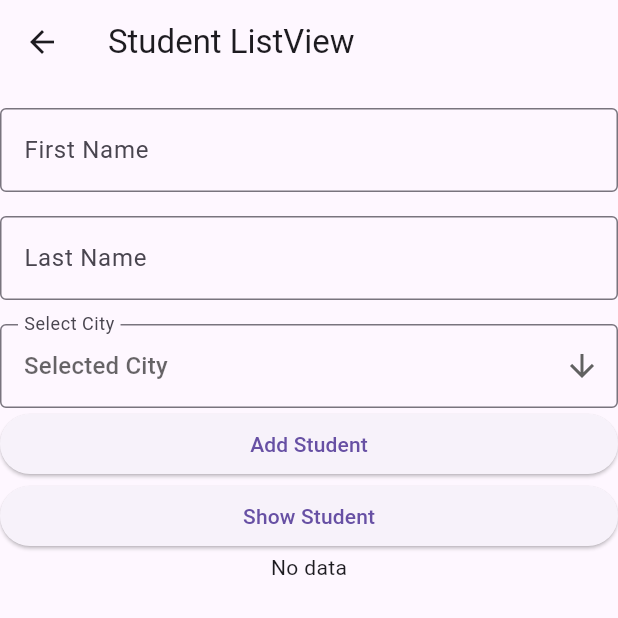
After one commit to Shinigami1593/Flutter_sem_5_classes, a Flutter app: the screen it shows after launch, after a tap on "Student View", on a phone screen of 412 x 824 dp, the top half of it. The commit adds this screen. Run offline on Flutter 3.47's test engine with Material 3 defaults, Android fonts, the light colour scheme and no system bars; our stand-ins replace dartz.

Commit message:
Card and Scroll view

```diff
--- a/Flutter/flutter_project_class/lib/app.dart
+++ b/Flutter/flutter_project_class/lib/app.dart
@@ -1,5 +1,6 @@
 import 'package:flutter/material.dart';
 import 'package:flutter_project_class/view/add.dart';
+import 'package:flutter_project_class/view/card_view.dart';
 import 'package:flutter_project_class/view/circle.dart';
 import 'package:flutter_project_class/view/column_view.dart';
 import 'package:flutter_project_class/view/column_view_2.dart';
@@ -10,6 +11,8 @@ import 'package:flutter_project_class/view/interest.dart';
 import 'package:flutter_project_class/view/load_image_view.dart';
 import 'package:flutter_project_class/view/media_query_view.dart';
 import 'package:flutter_project_class/view/palindrome.dart';
+import 'package:flutter_project_class/view/rows_and_column_view.dart';
+import 'package:flutter_project_class/view/student%20_view.dart';
 
 class App extends StatelessWidget {
   const App({super.key});
@@ -30,6 +33,9 @@ class App extends StatelessWidget {
         '/loadimage' : (context) => LoadImageView(),
         '/media' : (context) => MediaQueryView(),
         '/flexible' : (context) => FlexibleExpandedView(),
+        '/rowsandcolumn' : (context) => RowsAndColumnView(),
+        '/student' : (context) => StudentView(),
+        '/card' : (context) => CardView(),
       },
     );
   }
--- /dev/null
+++ b/Flutter/flutter_project_class/lib/model/student_model.dart
@@ -0,0 +1,14 @@
+class StudentModel {
+  final String fname;
+  final String lname;
+  final String city;
+
+  StudentModel({
+    required this.fname,
+    required this.lname,
+    required this.city,
+  });
+}
+
+
+//
--- a/Flutter/flutter_project_class/lib/view/first_view.dart
+++ b/Flutter/flutter_project_class/lib/view/first_view.dart
@@ -55,6 +55,18 @@ class _FirstViewState extends State<FirstView> {
             onPressed: () => Navigator.pushNamed(context, '/flexible'),
             child: const Text("Flexible view"),
           ),
+          ElevatedButton(
+            onPressed: () => Navigator.pushNamed(context, '/rowsandcolumn'),
+            child: const Text("Rowss and column view"),
+          ),
+          ElevatedButton(
+            onPressed: () => Navigator.pushNamed(context, '/student'),
+            child: const Text("Student View"),
+          ),
+          ElevatedButton(
+            onPressed: () => Navigator.pushNamed(context, '/card'),
+            child: const Text("Card View"),
+          ),
           const SizedBox(height: 100),
 
           // Bottom row with icons and labels
--- /dev/null
+++ b/Flutter/flutter_project_class/lib/view/student _view.dart
@@ -0,0 +1,137 @@
+import 'package:flutter/material.dart';
+import 'package:flutter_project_class/app.dart';
+import 'package:flutter_project_class/model/student_model.dart';
+
+class StudentView extends StatefulWidget {
+  const StudentView({super.key});
+
+  @override
+  State<StudentView> createState() => _StudentViewState();
+}
+
+class _StudentViewState extends State<StudentView> {
+
+String? city;
+final items = [
+  const DropdownMenuItem(
+    value: 'Kathmandu',
+    child: Text("Kathmandu"),
+  ),
+  const DropdownMenuItem(
+    value: 'Pokhara',
+    child: Text("Pokhara"),
+  ),
+  const DropdownMenuItem(
+    value: 'Chitwan',
+    child: Text("Chitwan"),
+  ),
+];
+
+final lstCity = ["Kathmandu","Pokhara","Chitwan"];
+final List<StudentModel> lstStudents = [];
+final fnameController = TextEditingController();
+final lnameController = TextEditingController();
+
+final _formKey = GlobalKey<FormState>();
+
+  @override
+  Widget build(BuildContext context) {
+    return Scaffold(
+      appBar: AppBar(
+        title: Text('Student ListView'),
+      ),
+      body: Column(
+        children: [
+          SizedBox(height: 8),
+          SizedBox(height: 8),
+              TextFormField(
+                keyboardType: TextInputType.number,
+                decoration: InputDecoration(
+                  border: OutlineInputBorder(),
+                  labelText: "First Name",
+                ),
+                validator: (value) {
+                  if (value == null || value.isEmpty){
+                    return "First Name";
+                  }
+                  return null;
+                },
+              ),
+              SizedBox(height: 8),
+              SizedBox(height: 8),
+              TextFormField(
+                keyboardType: TextInputType.number,
+                decoration: InputDecoration(
+                  border: OutlineInputBorder(),
+                  labelText: "Last Name",
+                ),
+                validator: (value) {
+                  if (value == null || value.isEmpty){
+                    return "Please enter first number";
+                  }
+                  return null;
+                },
+              ),
+              SizedBox(height: 8),
+              SizedBox(height: 8),
+              DropdownButtonFormField(
+                icon: const Icon(Icons.arrow_downward),
+                items: items,
+                onChanged: (value){
+                  setState(() {
+                    city = value;
+                  });
+                },
+                hint: const Text('Selected City'),
+                decoration: const InputDecoration(
+                  labelText: 'Select City',
+                  border: OutlineInputBorder()
+                ),
+                validator: (value){
+                  if(value == null){
+                    return 'Please select city';
+                  }
+                  return null;
+                },
+              ),
+              SizedBox(
+                width:double.infinity,
+                child: ElevatedButton(
+                  onPressed: (){
+                    if(_formKey.currentState!.validate() && city != null){
+                      StudentModel student = StudentModel(fname: fnameController.text,
+                       lname: lnameController.text, city: city!,);
+                       setState(() {
+                         lstStudents.add(student);
+                       });
+                    }
+                  },
+                   child: Text('Add Student'))),
+              SizedBox(
+                width: double.infinity,
+                child: ElevatedButton(
+                  onPressed: (){},
+                   child: Text('Show Student')
+                  )
+              ),
+              Expanded(child: lstStudents.isNotEmpty? ListView.builder(
+                itemCount: lstStudents.length,
+                itemBuilder: (context,index){
+                  return ListTile(
+                    leading: const Icon(Icons.person),
+                    title: Text(
+                      '${lstStudents[index].fname} ${lstStudents[index].lname}'
+                    ),
+                    subtitle: Text(lstStudents[index].city),
+                    trailing: const Icon(Icons.more_vert),
+                    onTap: () {
+
+                    },
+                  );
+                }
+                ) : const Text('No data'))
+        ],
+      ),
+    );
+  }
+}
```
Also changed, not shown: Flutter/flutter_project_class/lib/common/my_card.dart (added, +36 -0 lines), Flutter/flutter_project_class/lib/common/my_snackbar.dart (added, +16 -0 lines), Flutter/flutter_project_class/lib/view/card_view.dart (added, +26 -0 lines), Flutter/flutter_project_class/lib/view/flexible_expanded_view.dart (+3 -16 lines), Flutter/flutter_project_class/lib/view/rows_and_column_view.dart (added, +71 -0 lines).
